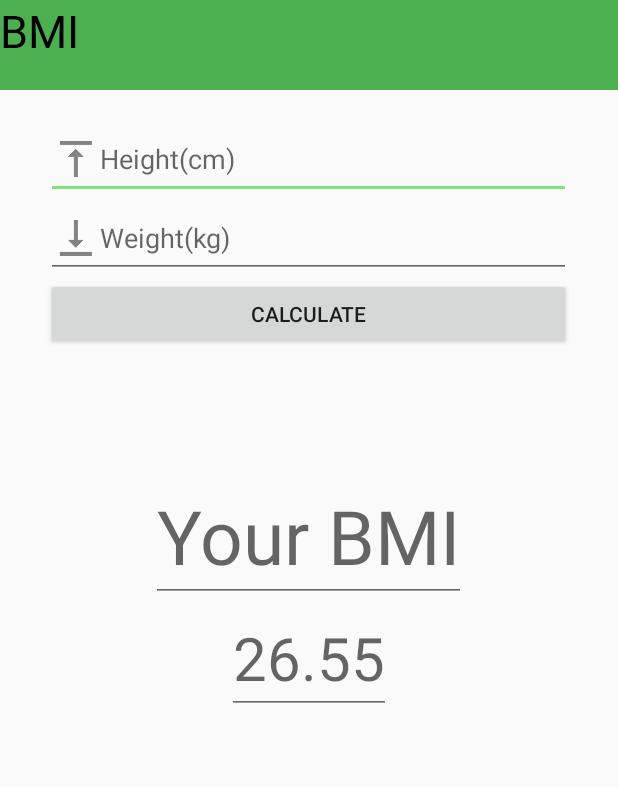
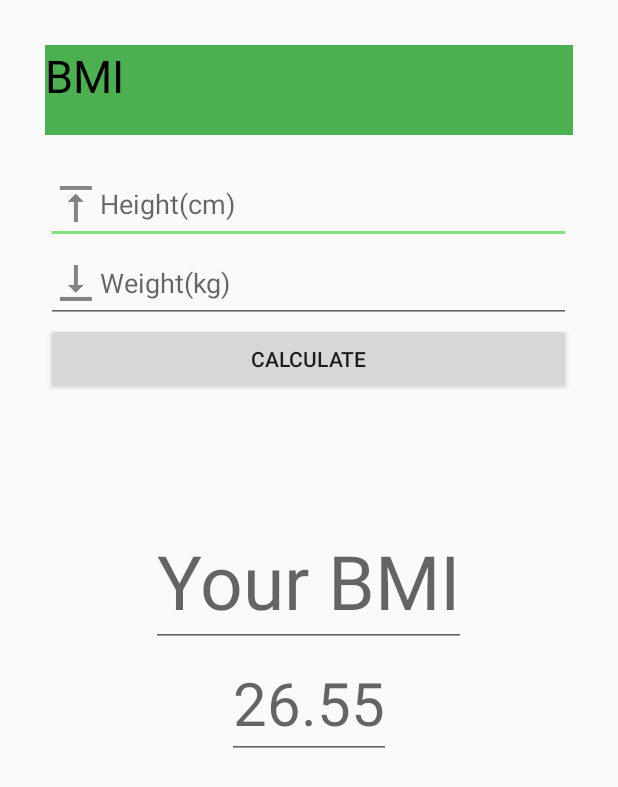
Before and after one commit to PoundJira/Healty, an Android app: the layout fragment_bmi.xml on its own in the app's theme, with its tools: preview values and no code run, on a phone screen of 412 x 824 dp. Shown: the top 787 px of the screen. Run offline under Robolectric (Android 15) with nearby library versions, the phone set to English and light mode, and no system bars.

Commit message:
new healthy

```diff
--- a/app/src/main/res/layout/fragment_bmi.xml
+++ b/app/src/main/res/layout/fragment_bmi.xml
@@ -2,7 +2,16 @@
 <LinearLayout xmlns:android="http://schemas.android.com/apk/res/android"
     android:orientation="vertical" android:layout_width="match_parent"
     android:layout_height="match_parent">
-    <TextView
+    <ScrollView
+        android:layout_width="match_parent"
+        android:layout_height="wrap_content">
+
+     <LinearLayout
+         android:layout_width="match_parent"
+         android:layout_height="wrap_content"
+         android:padding="30dp"
+         android:orientation="vertical">
+        <TextView
         android:layout_width="match_parent"
         android:layout_height="60dp"
         android:text="BMI"
@@ -10,6 +19,7 @@
         android:textSize="30dp"
         android:background="@color/colorPrimary"/>
     <EditText
+        android:id="@+id/bmi_height"
         android:layout_marginTop="20dp"
         android:layout_width="350dp"
         android:layout_height="wrap_content"
@@ -17,12 +27,14 @@
         android:layout_gravity="center"
         android:drawableLeft="@drawable/height"/>
     <EditText
+        android:id="@+id/bmi_weight"
         android:layout_width="350dp"
         android:layout_height="wrap_content"
         android:hint="Weight(kg)"
         android:layout_gravity="center"
         android:drawableLeft="@drawable/weight"/>
     <Button
+        android:id="@+id/bmi_caculate_btn"
         android:text="CALCULATE"
         android:layout_width="350dp"
         android:layout_height="wrap_content"
@@ -35,9 +47,12 @@
         android:hint="Your BMI"
         android:layout_gravity="center"/>
     <EditText
+        android:id="@+id/bmi_value"
         android:textSize="40dp"
         android:layout_width="wrap_content"
         android:layout_height="wrap_content"
         android:layout_gravity="center"
         android:hint="26.55"/>
+        </LinearLayout>
+        </ScrollView>
 </LinearLayout>
```
Also changed, not shown: app/src/main/java/com/example/lab203_19/healty/MainActivity.java (+7 -1 lines), app/src/main/res/layout/activity_main.xml (+6 -4 lines), app/src/main/res/layout/fragment_login.xml (+15 -3 lines), app/src/main/res/layout/fragment_register.xml (+17 -1 lines).
